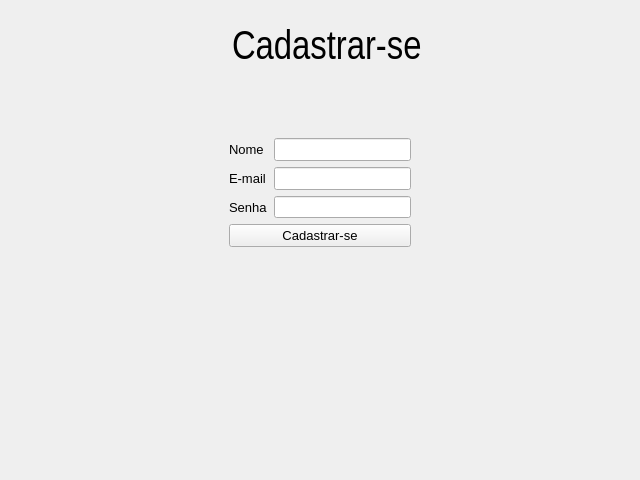
This is view/layout/Cadastro.ui in Wth10/System-Programmer as Qt 5 draws it before an edit. The edited form follows.
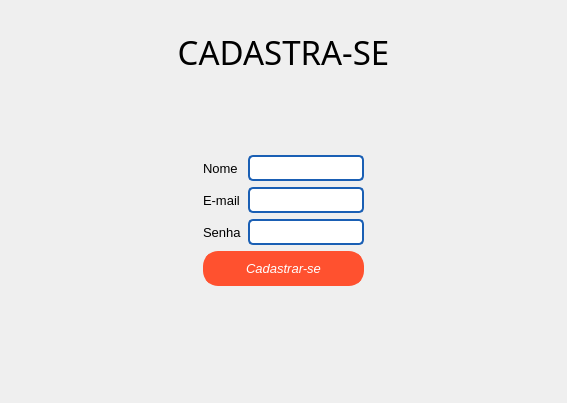
This is the edited form. Icons and pictures are not drawn.

```diff
--- a/view/layout/Cadastro.ui
+++ b/view/layout/Cadastro.ui
@@ -6,8 +6,8 @@
    <rect>
     <x>0</x>
     <y>0</y>
-    <width>640</width>
-    <height>480</height>
+    <width>567</width>
+    <height>403</height>
    </rect>
   </property>
   <property name="windowTitle">
@@ -23,19 +23,6 @@
       <enum>QFrame::Raised</enum>
      </property>
      <layout class="QHBoxLayout" name="horizontalLayout_3">
-      <item>
-       <spacer name="horizontalSpacer">
-        <property name="orientation">
-         <enum>Qt::Horizontal</enum>
-        </property>
-        <property name="sizeHint" stdset="0">
-         <size>
-          <width>40</width>
-          <height>20</height>
-         </size>
-        </property>
-       </spacer>
-      </item>
       <item>
        <widget class="QFrame" name="FTitle">
         <property name="frameShape">
@@ -45,85 +32,71 @@
          <enum>QFrame::Raised</enum>
         </property>
         <layout class="QHBoxLayout" name="horizontalLayout_2">
-         <item>
-          <widget class="QLabel" name="label">
-           <property name="maximumSize">
-            <size>
-             <width>50</width>
-             <height>50</height>
-            </size>
-           </property>
-           <property name="text">
-            <string/>
-           </property>
-           <property name="pixmap">
-            <pixmap>../../assets/icons/cadastro.png</pixmap>
-           </property>
-           <property name="scaledContents">
-            <bool>true</bool>
-           </property>
-           <property name="alignment">
-            <set>Qt::AlignLeading|Qt::AlignLeft|Qt::AlignVCenter</set>
-           </property>
-           <property name="wordWrap">
-            <bool>false</bool>
-           </property>
-           <property name="openExternalLinks">
-            <bool>false</bool>
-           </property>
-          </widget>
-         </item>
          <item>
           <widget class="QLabel" name="label_2">
            <property name="font">
             <font>
-             <family>Arial Narrow</family>
-             <pointsize>30</pointsize>
+             <family>Bahnschrift Condensed</family>
+             <pointsize>25</pointsize>
              <weight>50</weight>
              <italic>false</italic>
              <bold>false</bold>
             </font>
            </property>
            <property name="text">
-            <string>Cadastrar-se</string>
+            <string>CADASTRA-SE</string>
+           </property>
+           <property name="alignment">
+            <set>Qt::AlignCenter</set>
            </property>
           </widget>
          </item>
         </layout>
        </widget>
       </item>
+     </layout>
+    </widget>
+   </item>
+   <item>
+    <widget class="QFrame" name="frame_4">
+     <property name="frameShape">
+      <enum>QFrame::NoFrame</enum>
+     </property>
+     <property name="frameShadow">
+      <enum>QFrame::Raised</enum>
+     </property>
+     <layout class="QHBoxLayout" name="horizontalLayout_5">
       <item>
-       <spacer name="horizontalSpacer_2">
-        <property name="orientation">
-         <enum>Qt::Horizontal</enum>
-        </property>
-        <property name="sizeHint" stdset="0">
+       <widget class="QLabel" name="label">
+        <property name="maximumSize">
          <size>
-          <width>40</width>
-          <height>20</height>
+          <width>100</width>
+          <height>100</height>
          </size>
         </property>
-       </spacer>
+        <property name="text">
+         <string/>
+        </property>
+        <property name="pixmap">
+         <pixmap>../../assets/icons/local-na-rede-internet.png</pixmap>
+        </property>
+        <property name="scaledContents">
+         <bool>true</bool>
+        </property>
+        <property name="alignment">
+         <set>Qt::AlignLeading|Qt::AlignLeft|Qt::AlignVCenter</set>
+        </property>
+        <property name="wordWrap">
+         <bool>false</bool>
+        </property>
+        <property name="openExternalLinks">
+         <bool>false</bool>
+        </property>
+       </widget>
       </item>
      </layout>
     </widget>
    </item>
-   <item>
-    <widget class="QLabel" name="AlertCadastro">
-     <property name="font">
-      <font>
-       <family>Arial Black</family>
-       <pointsize>12</pointsize>
-      </font>
-     </property>
-     <property name="text">
-      <string/>
-     </property>
-     <property name="alignment">
-      <set>Qt::AlignCenter</set>
-     </property>
-    </widget>
-   </item>
    <item>
     <widget class="QFrame" name="frame_2">
      <property name="frameShape">
@@ -158,13 +131,19 @@
          <item>
           <layout class="QFormLayout" name="formLayout">
            <item row="0" column="1">
-            <widget class="QLineEdit" name="InputEmail">
+            <widget class="QLineEdit" name="InputName">
              <property name="font">
               <font>
                <family>Arial</family>
-               <pointsize>10</pointsize>
+               <pointsize>8</pointsize>
               </font>
              </property>
+             <property name="styleSheet">
+              <string notr="true">border: 1.5px solid rgb(26, 95, 180);
+border-radius: 5px;
+padding: 3px;
+</string>
+             </property>
             </widget>
            </item>
            <item row="1" column="0">
@@ -181,13 +160,19 @@
             </widget>
            </item>
            <item row="1" column="1">
-            <widget class="QLineEdit" name="InputPassword">
+            <widget class="QLineEdit" name="InputEmail">
              <property name="font">
               <font>
                <family>Arial</family>
-               <pointsize>10</pointsize>
+               <pointsize>8</pointsize>
               </font>
              </property>
+             <property name="styleSheet">
+              <string notr="true">border: 1.5px solid rgb(26, 95, 180);
+border-radius: 5px;
+padding: 3px;
+</string>
+             </property>
             </widget>
            </item>
            <item row="0" column="0">
@@ -217,20 +202,52 @@
             </widget>
            </item>
            <item row="2" column="1">
-            <widget class="QLineEdit" name="senhaLineEdit"/>
+            <widget class="QLineEdit" name="InputPassword">
+             <property name="font">
+              <font>
+               <family>Arial</family>
+               <pointsize>8</pointsize>
+              </font>
+             </property>
+             <property name="styleSheet">
+              <string notr="true">border: 1.5px solid rgb(26, 95, 180);
+border-radius: 5px;
+padding: 3px;
+</string>
+             </property>
+            </widget>
            </item>
           </layout>
          </item>
          <item>
           <layout class="QHBoxLayout" name="horizontalLayout">
            <item>
-            <widget class="QPushButton" name="pushButton">
+            <widget class="QPushButton" name="BtnCadastro">
              <property name="font">
               <font>
                <family>Arial</family>
                <pointsize>10</pointsize>
+               <italic>true</italic>
               </font>
              </property>
+             <property name="styleSheet">
+              <string notr="true">.QPushButton{
+	background-color: #FF512F;
+	color: rgb(255, 255, 255);
+	border: 5px solid#FF512F;
+	border-radius: 15px;
+	height: 25px;
+	width: 75px;
+}
+
+.QPushButton:hover{
+	background-color: #003973;
+	border: 2px;
+	color: white;
+}
+
+</string>
+             </property>
              <property name="text">
               <string>Cadastrar-se</string>
              </property>
```
